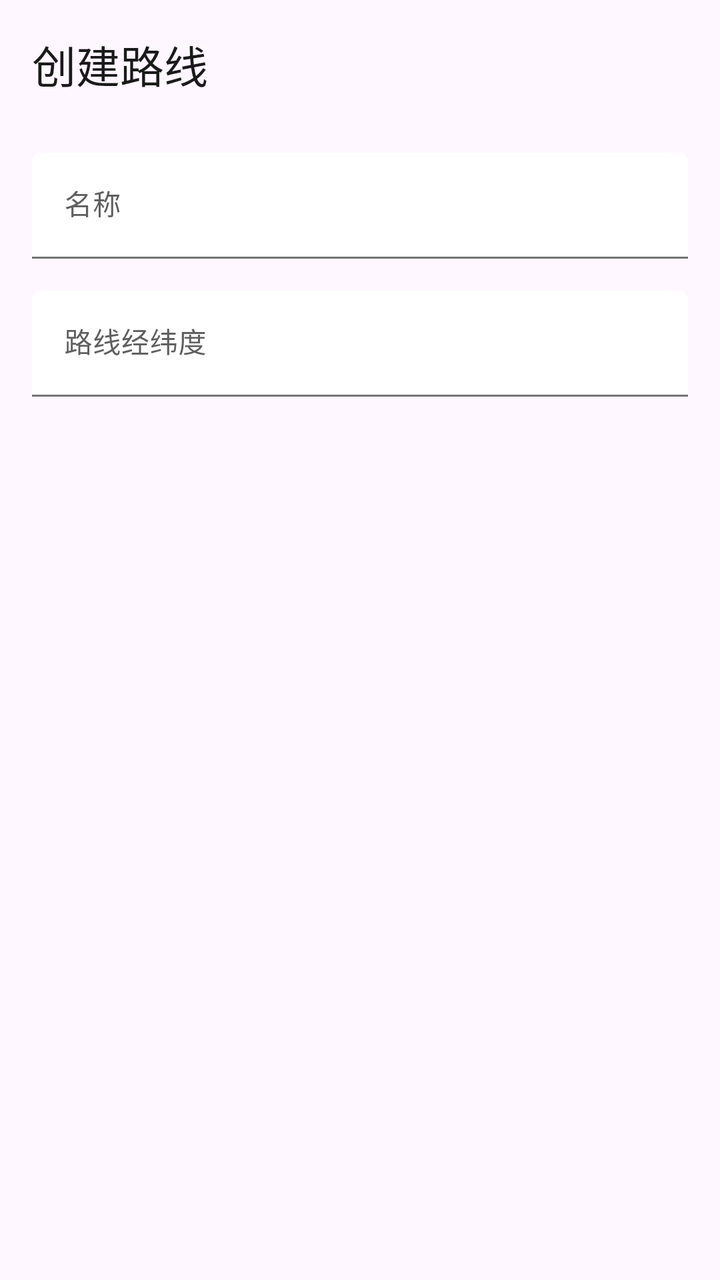
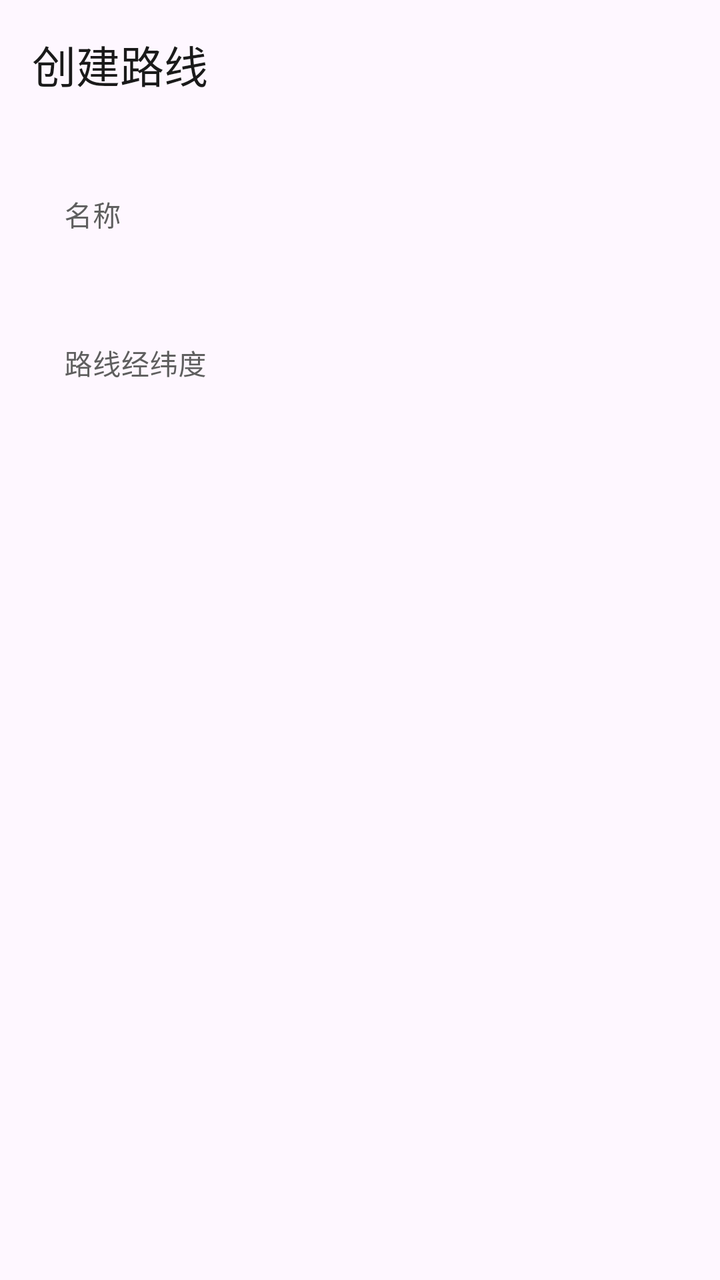

Compare the two renders of this Android layout. The source of the first and the diff that turns it into the second are given below.
<!-- AndroidManifest.xml: application theme AppTheme -->
<!-- res/layout/dialog_add_route.xml -->
<?xml version="1.0" encoding="utf-8"?>
<LinearLayout
    xmlns:android="http://schemas.android.com/apk/res/android"
    xmlns:app="http://schemas.android.com/apk/res-auto"
    android:layout_width="match_parent"
    android:layout_height="wrap_content"
    android:orientation="vertical"
    android:padding="16dp">

        <TextView
            android:layout_width="match_parent"
            android:layout_height="wrap_content"
            android:text="@string/add_route"
            android:textAppearance="?attr/textAppearanceTitleLarge"
            android:textColor="?attr/colorOnSurface"
            android:paddingBottom="12dp"/>

        <com.google.android.material.textfield.TextInputLayout
            android:layout_width="match_parent"
            android:layout_height="wrap_content"
            android:layout_marginTop="16dp"
            app:boxBackgroundMode="filled"
            app:boxBackgroundColor="@android:color/transparent"
            android:hint="@string/name">

            <com.google.android.material.textfield.TextInputEditText
                android:id="@+id/etRouteName"
                android:layout_width="match_parent"
                android:layout_height="wrap_content"
                android:imeOptions="actionNext"
                android:inputType="text"
                android:singleLine="true"
                android:textColor="?attr/colorOnSurface"
                android:textAppearance="@style/TextAppearance.Material3.BodyMedium">

                
            </com.google.android.material.textfield.TextInputEditText>
        </com.google.android.material.textfield.TextInputLayout>

        <com.google.android.material.textfield.TextInputLayout
            android:layout_width="match_parent"
            android:layout_height="wrap_content"
            android:layout_marginTop="16dp"
            app:boxBackgroundMode="filled"
            app:boxBackgroundColor="@android:color/transparent"
            android:hint="@string/route_set">

            <com.google.android.material.textfield.TextInputEditText
                android:id="@+id/etRouteSet"
                android:layout_width="match_parent"
                android:layout_height="wrap_content"
                android:imeOptions="actionNext"
                android:inputType="text"
                android:singleLine="true"
                android:textColor="?attr/colorOnSurface"
                android:textAppearance="@style/TextAppearance.Material3.BodyMedium">
            </com.google.android.material.textfield.TextInputEditText>
        </com.google.android.material.textfield.TextInputLayout>

</LinearLayout>
<!-- resources referenced by this layout -->
<resources>
  <string name="add_route">创建路线</string>
  <string name="name">名称</string>
  <string name="route_set">路线经纬度</string>
  <style name="AppTheme" parent="Theme.Material3.Light.NoActionBar">
          
          <item name="colorPrimary">#5F5F5F</item>
          <item name="colorOnPrimary">#FFFFFF</item>
          <item name="colorPrimaryContainer">#E0E0E0</item>
          <item name="colorOnPrimaryContainer">#1E1E1E</item>
          <item name="colorSecondary">#494949</item>
          <item name="colorOnSecondary">#FFFFFF</item>
          <item name="colorSecondaryContainer">#E7E7E7</item>
          <item name="colorOnSecondaryContainer">#2A2A2A</item>
          <item name="colorSurface">#FFFFFF</item>
          <item name="colorOnSurface">#1A1A1A</item>
          <item name="colorSurfaceVariant">#F0F0F0</item>
          <item name="colorOnSurfaceVariant">#5F5F5F</item>
          <item name="colorOutline">#747474</item>
  
          
          <item name="android:statusBarColor">@android:color/transparent</item>
          <item name="android:windowDrawsSystemBarBackgrounds">true</item>
          <item name="android:windowTranslucentStatus">true</item>
          <item name="windowActionModeOverlay">true</item>
          <item name="windowActionBar">false</item>
          <item name="windowNoTitle">true</item>
  
          
          <item name="searchViewStyle">@style/Portal.SearchViewStyle</item>
          <item name="sliderStyle">@style/Portal.SliderTheme</item>
          <item name="android:popupMenuStyle">@style/PortalPopupMenuStyle</item>
      </style>
  <style name="Portal.SearchViewStyle" parent="Widget.AppCompat.SearchView" />
  <style name="Portal.SliderTheme" parent="Widget.Material3.Slider" />
  <style name="PortalPopupMenuStyle" parent="Widget.Material3.PopupMenu">
          <item name="android:popupAnimationStyle">@style/PortalPopupAnimation</item>
      </style>
  <style name="PortalPopupAnimation">
          <item name="android:windowEnterAnimation">@anim/popup_in_top_end</item>
          <item name="android:windowExitAnimation">@anim/popup_out_top_end</item>
      </style>
</resources>

<!-- the commit's change to res/layout/dialog_add_route.xml (unified diff, before → after) -->
@@ -19,8 +19,7 @@
             android:layout_width="match_parent"
             android:layout_height="wrap_content"
             android:layout_marginTop="16dp"
-            app:boxBackgroundMode="filled"
-            app:boxBackgroundColor="@android:color/transparent"
+            app:boxBackgroundMode="outline"
             android:hint="@string/name">
 
             <com.google.android.material.textfield.TextInputEditText
@@ -31,7 +30,8 @@
                 android:inputType="text"
                 android:singleLine="true"
                 android:textColor="?attr/colorOnSurface"
-                android:textAppearance="@style/TextAppearance.Material3.BodyMedium">
+                android:textAppearance="@style/TextAppearance.Material3.BodyMedium"
+                android:background="@android:color/transparent">
 
                 
             </com.google.android.material.textfield.TextInputEditText>
@@ -41,8 +41,7 @@
             android:layout_width="match_parent"
             android:layout_height="wrap_content"
             android:layout_marginTop="16dp"
-            app:boxBackgroundMode="filled"
-            app:boxBackgroundColor="@android:color/transparent"
+            app:boxBackgroundMode="outline"
             android:hint="@string/route_set">
 
             <com.google.android.material.textfield.TextInputEditText
@@ -53,7 +52,8 @@
                 android:inputType="text"
                 android:singleLine="true"
                 android:textColor="?attr/colorOnSurface"
-                android:textAppearance="@style/TextAppearance.Material3.BodyMedium">
+                android:textAppearance="@style/TextAppearance.Material3.BodyMedium"
+                android:background="@android:color/transparent">
             </com.google.android.material.textfield.TextInputEditText>
         </com.google.android.material.textfield.TextInputLayout>
 
